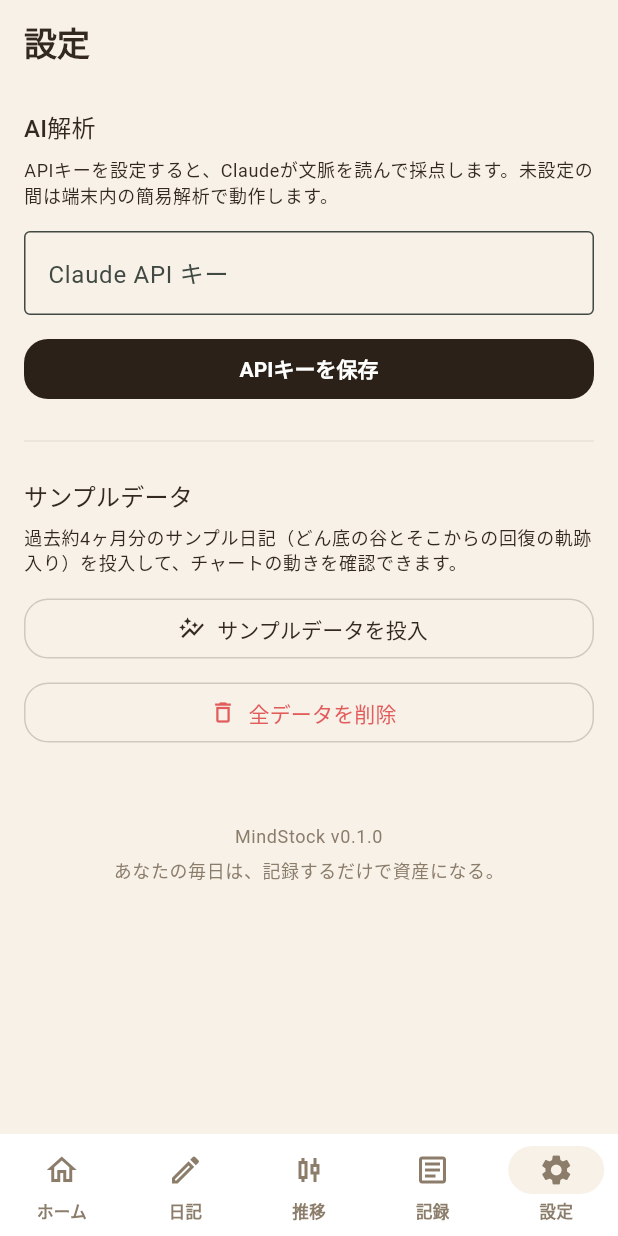
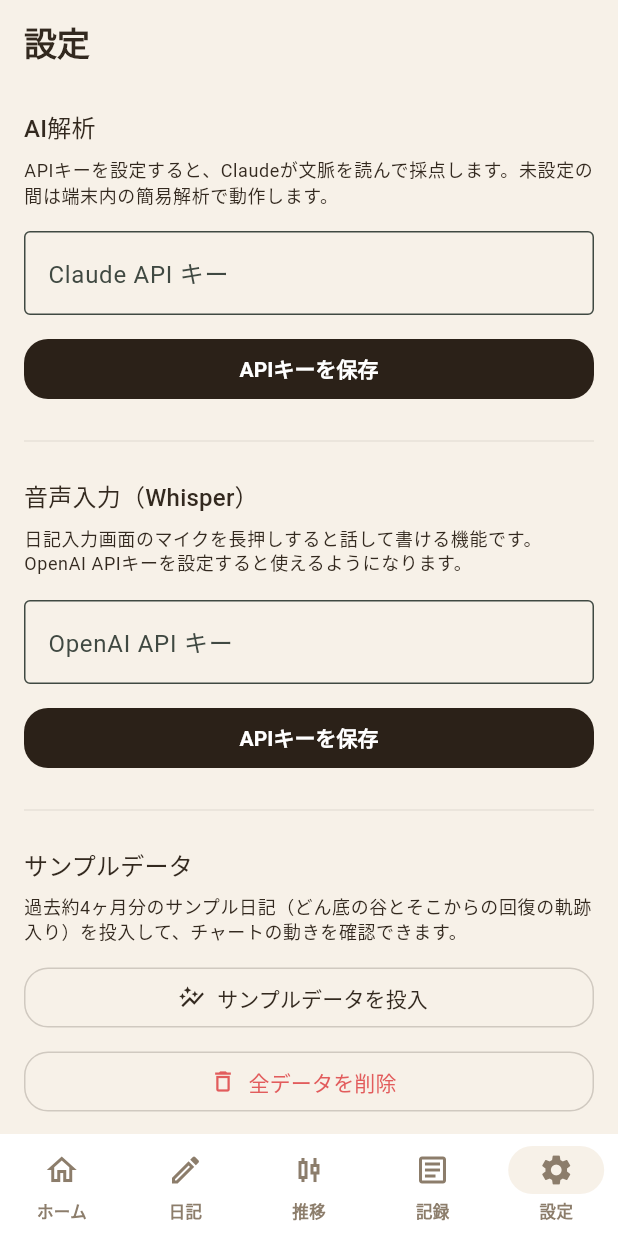
Before and after one commit to kanenosu/mindstock, a Flutter app: the screen it shows after launch, item 5 of the bottom bar chosen, on a phone screen of 412 x 824 dp. Run offline on Flutter 3.47's test engine with Material 3 defaults, Android fonts, the phone set to English and light mode, and no system bars; our stand-ins replace flutter_riverpod, shared_preferences, sqflite; missing offline and left inert: record; accounts and stored records are empty.

Commit message:
Whisper音声入力とタブの横スワイプ遷移を追加
- 音声入力: 日記入力画面にマイクボタンを追加。長押しで録音、離すと
  OpenAI Whisper API (whisper-1) で日本語文字起こしし、本文に追記する。
  録音中は波形に応じて振動するマイクアイコン、触覚フィードバック付き。
  設定画面でOpenAI APIキーを登録して有効化（未設定時はエラー表示のみ）
- Android/iOSにマイク権限を追加（RECORD_AUDIO / NSMicrophoneUsageDescription）
- タブの横スワイプ遷移: ボトムナビの5タブを横スワイプでも切り替え可能に。
  外側のGestureDetectorはジェスチャーアリーナの子優先処理を利用し、
  チャートのピンチズーム・横ドラッグとは競合しない設計
- providers.dart に OpenAI APIキー・TranscriptionServiceのプロバイダーを追加

Co-Authored-By: Claude Sonnet 5 <noreply@anthropic.com>
Claude-Session: https://claude.ai/code/session_01M8XB3NSzZRdUmHv6yH1vug

```diff
--- a/lib/main.dart
+++ b/lib/main.dart
@@ -47,14 +47,25 @@ class HomeShell extends StatefulWidget {
 }
 
 class _HomeShellState extends State<HomeShell> {
+  static const _tabCount = 5;
+
   int _index = 0;
+
+  void _goTo(int i) {
+    if (i < 0 || i >= _tabCount) return;
+    // 日記のテキスト欄のフォーカス・選択ハンドルが
+    // 他のタブに残らないよう、切替時に必ず解除する
+    FocusManager.instance.primaryFocus?.unfocus();
+    if (i != _index) HapticFeedback.selectionClick();
+    setState(() => _index = i);
+  }
 
   @override
   Widget build(BuildContext context) {
     final screens = [
       DashboardScreen(
-        onOpenChart: () => setState(() => _index = 2),
-        onOpenDiary: () => setState(() => _index = 1),
+        onOpenChart: () => _goTo(2),
+        onOpenDiary: () => _goTo(1),
       ),
       const EntryScreen(),
       const ChartScreen(),
@@ -62,16 +73,25 @@ class _HomeShellState extends State<HomeShell> {
       const SettingsScreen(),
     ];
     return Scaffold(
-      body: IndexedStack(index: _index, children: screens),
+      // 横スワイプでもタブを切り替えられるようにする。
+      // 内側のチャート（ピンチズーム・横ドラッグ）は子ウィジェットの
+      // ジェスチャーが先に処理されるため、ここでは奪わない。
+      body: GestureDetector(
+        behavior: HitTestBehavior.translucent,
+        onHorizontalDragEnd: (details) {
+          final velocity = details.primaryVelocity ?? 0;
+          const threshold = 250.0;
+          if (velocity < -threshold) {
+            _goTo(_index + 1); // 左スワイプ → 次のタブ
+          } else if (velocity > threshold) {
+            _goTo(_index - 1); // 右スワイプ → 前のタブ
+          }
+        },
+        child: IndexedStack(index: _index, children: screens),
+      ),
       bottomNavigationBar: NavigationBar(
         selectedIndex: _index,
-        onDestinationSelected: (i) {
-          // 日記のテキスト欄のフォーカス・選択ハンドルが
-          // 他のタブに残らないよう、切替時に必ず解除する
-          FocusManager.instance.primaryFocus?.unfocus();
-          if (i != _index) HapticFeedback.selectionClick();
-          setState(() => _index = i);
-        },
+        onDestinationSelected: _goTo,
         destinations: const [
           NavigationDestination(
             icon: Icon(Icons.home_outlined),
--- a/lib/screens/settings_screen.dart
+++ b/lib/screens/settings_screen.dart
@@ -16,16 +16,19 @@ class SettingsScreen extends ConsumerStatefulWidget {
 
 class _SettingsScreenState extends ConsumerState<SettingsScreen> {
   final _controller = TextEditingController();
+  final _voiceController = TextEditingController();
 
   @override
   void dispose() {
     _controller.dispose();
+    _voiceController.dispose();
     super.dispose();
   }
 
   @override
   Widget build(BuildContext context) {
     final apiKey = ref.watch(apiKeyProvider).valueOrNull ?? '';
+    final voiceApiKey = ref.watch(openAiApiKeyProvider).valueOrNull ?? '';
 
     return Scaffold(
       appBar: AppBar(title: const Text('設定')),
@@ -56,6 +59,43 @@ class _SettingsScreenState extends ConsumerState<SettingsScreen> {
             onPressed: () async {
               await ref.read(apiKeyProvider.notifier).save(_controller.text);
               _controller.clear();
+              if (context.mounted) {
+                ScaffoldMessenger.of(context).showSnackBar(
+                  const SnackBar(content: Text('保存しました')),
+                );
+              }
+            },
+            child: const Text('APIキーを保存'),
+          ),
+          const Divider(height: 48),
+          Text('音声入力（Whisper）', style: Theme.of(context).textTheme.titleMedium),
+          const SizedBox(height: 8),
+          Text(
+            voiceApiKey.isEmpty
+                ? '日記入力画面のマイクを長押しすると話して書ける機能です。'
+                      'OpenAI APIキーを設定すると使えるようになります。'
+                : '音声入力が使えます。マイクを長押しして話すと、文字起こしされて本文に追記されます。',
+            style: Theme.of(context).textTheme.bodySmall,
+          ),
+          const SizedBox(height: 16),
+          TextField(
+            controller: _voiceController,
+            obscureText: true,
+            decoration: InputDecoration(
+              labelText: 'OpenAI API キー',
+              hintText: voiceApiKey.isEmpty
+                  ? 'sk-...'
+                  : '設定済み（変更する場合のみ入力）',
+              border: const OutlineInputBorder(),
+            ),
+          ),
+          const SizedBox(height: 12),
+          FilledButton(
+            onPressed: () async {
+              await ref
+                  .read(openAiApiKeyProvider.notifier)
+                  .save(_voiceController.text);
+              _voiceController.clear();
               if (context.mounted) {
                 ScaffoldMessenger.of(context).showSnackBar(
                   const SnackBar(content: Text('保存しました')),
--- a/pubspec.yaml
+++ b/pubspec.yaml
@@ -18,6 +18,8 @@ dependencies:
   shared_preferences: ^2.3.3
   intl: ^0.20.2
   cupertino_icons: ^1.0.8
+  record: ^6.2.1
+  path_provider: ^2.1.5
 
 dev_dependencies:
   flutter_test:
```
Also changed, not shown: lib/providers.dart (+28 -0 lines), lib/screens/entry_screen.dart (+35 -1 lines), lib/services/transcription_service.dart (added, +58 -0 lines), lib/widgets/voice_input_button.dart (added, +188 -0 lines), pubspec.lock, 3 other files.
